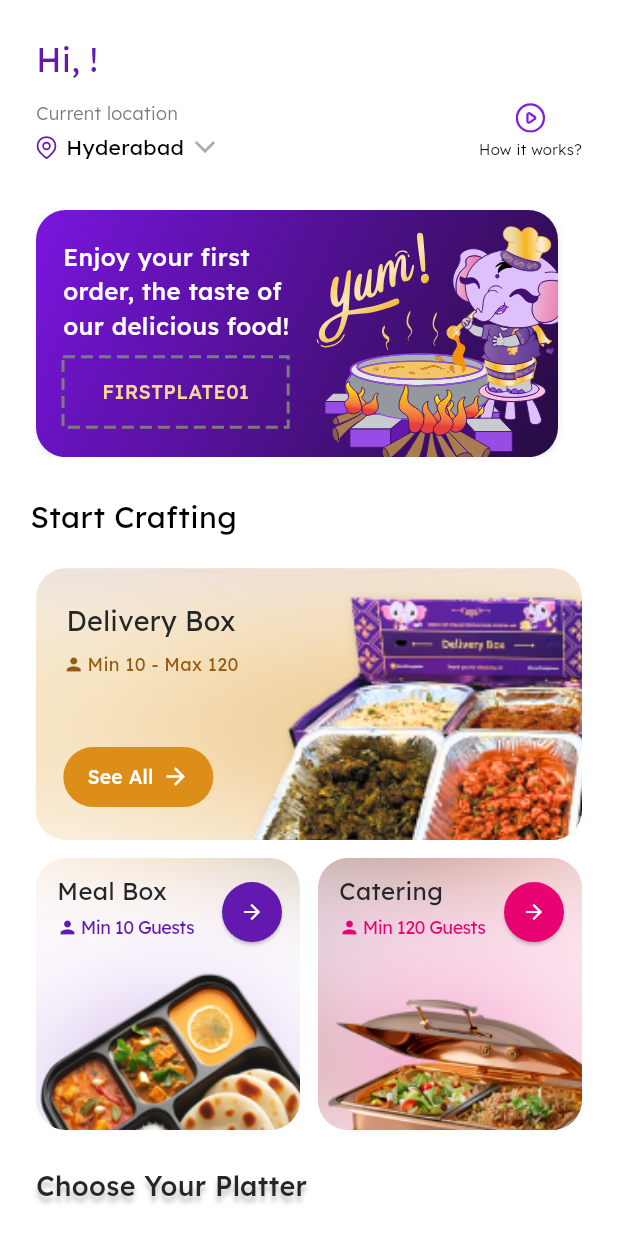
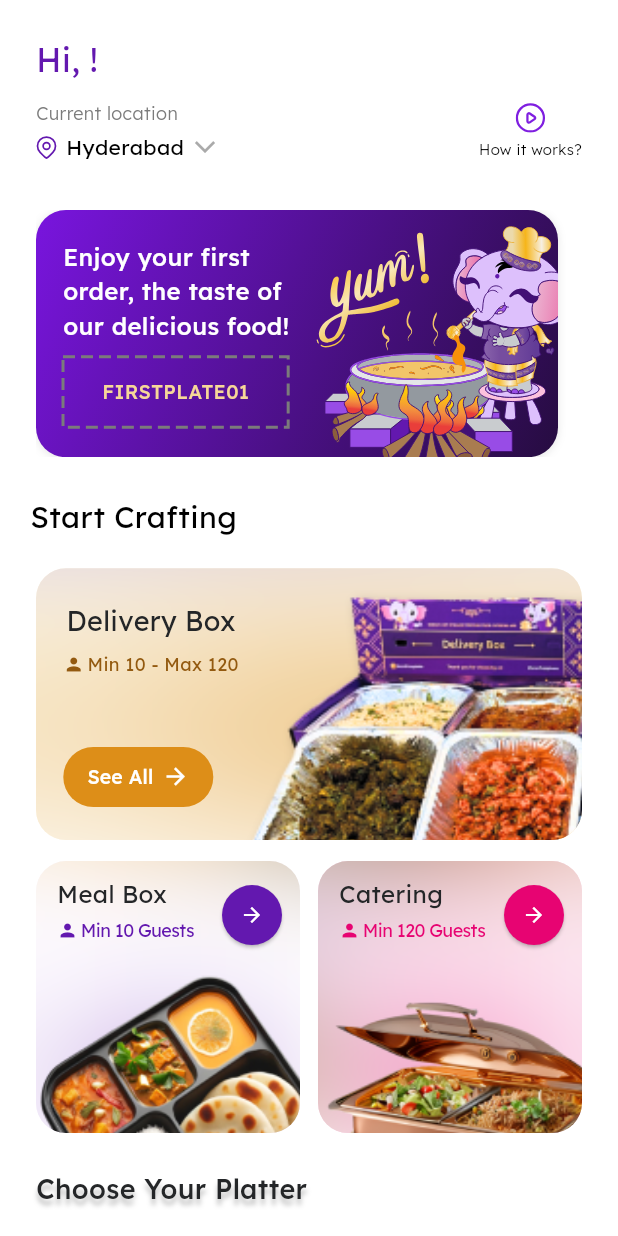
Before and after one commit to bhawesh2002/craft_my_plate_app, a Flutter app: the HomePage screen opened by its route, on a phone screen of 412 x 824 dp. Run offline on Flutter 3.47's test engine with Material 3 defaults, Android fonts, the phone set to English and light mode, and no system bars; drawn by our look-alikes of dotted_border; our stand-ins replace firebase_auth, firebase_core, flutter_otp_text_field, flutter_svg, get, google_fonts and 2 more; missing offline and left inert: is_first_run; accounts and stored records are empty; generated files the repository leaves out were written again.

Commit message:
feat: Adjust height of SizedBox in HomePage
This commit adjusts the height of the SizedBox widget in the HomePage to 14 pixels, improving the spacing between the CraftCardLong widget and the Row widget. This change enhances the visual layout and improves the overall user experience.

```diff
--- a/lib/pages/home_page.dart
+++ b/lib/pages/home_page.dart
@@ -93,7 +93,7 @@ class _HomePageState extends State<HomePage> {
                 child: Column(
                   children: [
                     const CraftCardLong(),
-                    const SizedBox(height: 12),
+                    const SizedBox(height: 14),
                     Row(
                       mainAxisSize: MainAxisSize.min,
                       children: [
```
